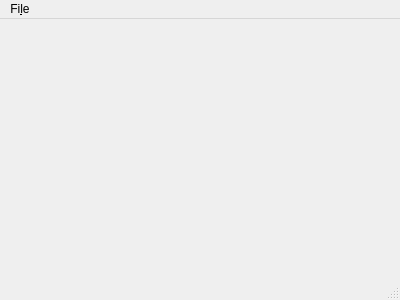
The window that MessengerClient/mainwindow.ui (boziroland/Linprog-chat) describes before a commit, drawn with Qt 5.
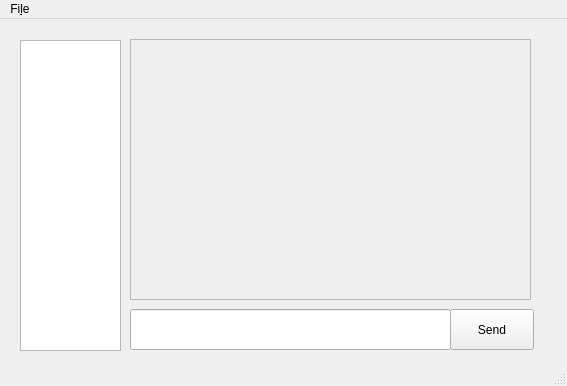
The same window after the commit.

```diff
--- a/MessengerClient/mainwindow.ui
+++ b/MessengerClient/mainwindow.ui
@@ -6,20 +6,70 @@
    <rect>
     <x>0</x>
     <y>0</y>
-    <width>400</width>
-    <height>300</height>
+    <width>567</width>
+    <height>386</height>
    </rect>
   </property>
   <property name="windowTitle">
    <string>MainWindow</string>
   </property>
-  <widget class="QWidget" name="centralWidget"/>
+  <widget class="QWidget" name="centralWidget">
+   <widget class="QListView" name="roomsListView">
+    <property name="geometry">
+     <rect>
+      <x>20</x>
+      <y>21</y>
+      <width>101</width>
+      <height>311</height>
+     </rect>
+    </property>
+   </widget>
+   <widget class="QTextEdit" name="logTextEdit">
+    <property name="enabled">
+     <bool>false</bool>
+    </property>
+    <property name="geometry">
+     <rect>
+      <x>130</x>
+      <y>20</y>
+      <width>401</width>
+      <height>261</height>
+     </rect>
+    </property>
+   </widget>
+   <widget class="QLineEdit" name="msgLineEdit">
+    <property name="geometry">
+     <rect>
+      <x>130</x>
+      <y>290</y>
+      <width>321</width>
+      <height>41</height>
+     </rect>
+    </property>
+    <property name="maxLength">
+     <number>200</number>
+    </property>
+   </widget>
+   <widget class="QPushButton" name="pushButton">
+    <property name="geometry">
+     <rect>
+      <x>450</x>
+      <y>290</y>
+      <width>84</width>
+      <height>41</height>
+     </rect>
+    </property>
+    <property name="text">
+     <string>Send</string>
+    </property>
+   </widget>
+  </widget>
   <widget class="QMenuBar" name="menuBar">
    <property name="geometry">
     <rect>
      <x>0</x>
      <y>0</y>
-     <width>400</width>
+     <width>567</width>
      <height>30</height>
     </rect>
    </property>
```
Left out of the diff: 2 changed lines with no effect on the pictures.
